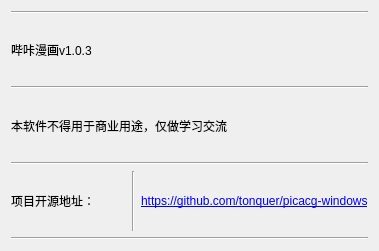
First picture: the form in ui/about.ui, repository tonquer/picacg-qt, before the edit.
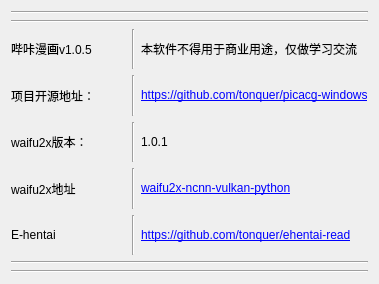
Second picture: the form after the edit.

Commit message: 更新waifu2x

Diff of the .ui file:
```diff
--- a/ui/about.ui
+++ b/ui/about.ui
@@ -7,13 +7,27 @@
     <x>0</x>
     <y>0</y>
     <width>379</width>
-    <height>251</height>
+    <height>284</height>
    </rect>
   </property>
   <property name="windowTitle">
    <string>Form</string>
   </property>
   <layout class="QGridLayout" name="gridLayout">
+   <item row="8" column="0">
+    <widget class="Line" name="line_4">
+     <property name="orientation">
+      <enum>Qt::Horizontal</enum>
+     </property>
+    </widget>
+   </item>
+   <item row="0" column="0">
+    <widget class="Line" name="line_3">
+     <property name="orientation">
+      <enum>Qt::Horizontal</enum>
+     </property>
+    </widget>
+   </item>
    <item row="2" column="0">
     <widget class="Line" name="line">
      <property name="orientation">
@@ -21,66 +35,122 @@
      </property>
     </widget>
    </item>
-   <item row="1" column="0">
-    <widget class="QLabel" name="label">
-     <property name="text">
-      <string>哔咔漫画v1.0.3</string>
-     </property>
-    </widget>
-   </item>
    <item row="5" column="0">
-    <layout class="QHBoxLayout" name="horizontalLayout">
-     <item>
+    <widget class="Line" name="line_2">
+     <property name="orientation">
+      <enum>Qt::Horizontal</enum>
+     </property>
+    </widget>
+   </item>
+   <item row="4" column="0">
+    <layout class="QGridLayout" name="gridLayout_2">
+     <item row="3" column="4">
+      <widget class="QLabel" name="label_6">
+       <property name="text">
+        <string>1.0.1</string>
+       </property>
+      </widget>
+     </item>
+     <item row="4" column="4">
+      <widget class="QLabel" name="label_8">
+       <property name="text">
+        <string>&lt;a href=&quot;https://github.com/tonquer/waifu2x-ncnn-vulkan-python&quot;&gt; waifu2x-ncnn-vulkan-python&lt;/a&gt;</string>
+       </property>
+      </widget>
+     </item>
+     <item row="5" column="1">
+      <widget class="Line" name="line_8">
+       <property name="orientation">
+        <enum>Qt::Vertical</enum>
+       </property>
+      </widget>
+     </item>
+     <item row="1" column="4">
+      <widget class="QLabel" name="label_2">
+       <property name="text">
+        <string>本软件不得用于商业用途，仅做学习交流</string>
+       </property>
+      </widget>
+     </item>
+     <item row="4" column="1">
+      <widget class="Line" name="line_7">
+       <property name="orientation">
+        <enum>Qt::Vertical</enum>
+       </property>
+      </widget>
+     </item>
+     <item row="5" column="4">
+      <widget class="QLabel" name="label_10">
+       <property name="text">
+        <string>&lt;a href=&quot;https://github.com/tonquer/ehentai-read&quot;&gt; https://github.com/tonquer/ehentai-read&lt;/a&gt;</string>
+       </property>
+      </widget>
+     </item>
+     <item row="1" column="1">
+      <widget class="Line" name="line_9">
+       <property name="orientation">
+        <enum>Qt::Vertical</enum>
+       </property>
+      </widget>
+     </item>
+     <item row="3" column="0">
+      <widget class="QLabel" name="label_5">
+       <property name="text">
+        <string>waifu2x版本：</string>
+       </property>
+      </widget>
+     </item>
+     <item row="4" column="0">
+      <widget class="QLabel" name="label_7">
+       <property name="text">
+        <string>waifu2x地址</string>
+       </property>
+      </widget>
+     </item>
+     <item row="3" column="1">
+      <widget class="Line" name="line_6">
+       <property name="orientation">
+        <enum>Qt::Vertical</enum>
+       </property>
+      </widget>
+     </item>
+     <item row="1" column="0">
+      <widget class="QLabel" name="label">
+       <property name="text">
+        <string>哔咔漫画v1.0.5</string>
+       </property>
+      </widget>
+     </item>
+     <item row="2" column="0">
       <widget class="QLabel" name="label_4">
        <property name="text">
         <string>项目开源地址：</string>
        </property>
       </widget>
      </item>
-     <item>
-      <widget class="Line" name="line_5">
-       <property name="orientation">
-        <enum>Qt::Vertical</enum>
+     <item row="5" column="0">
+      <widget class="QLabel" name="label_9">
+       <property name="text">
+        <string>E-hentai</string>
        </property>
       </widget>
      </item>
-     <item>
+     <item row="2" column="4">
       <widget class="QLabel" name="label_3">
        <property name="text">
         <string>&lt;a href=&quot;https://github.com/tonquer/picacg-windows&quot;&gt; https://github.com/tonquer/picacg-windows&lt;/a&gt;</string>
        </property>
       </widget>
      </item>
+     <item row="2" column="1">
+      <widget class="Line" name="line_5">
+       <property name="orientation">
+        <enum>Qt::Vertical</enum>
+       </property>
+      </widget>
+     </item>
     </layout>
    </item>
-   <item row="4" column="0">
-    <widget class="Line" name="line_2">
-     <property name="orientation">
-      <enum>Qt::Horizontal</enum>
-     </property>
-    </widget>
-   </item>
-   <item row="3" column="0">
-    <widget class="QLabel" name="label_2">
-     <property name="text">
-      <string>本软件不得用于商业用途，仅做学习交流</string>
-     </property>
-    </widget>
-   </item>
-   <item row="0" column="0">
-    <widget class="Line" name="line_3">
-     <property name="orientation">
-      <enum>Qt::Horizontal</enum>
-     </property>
-    </widget>
-   </item>
-   <item row="6" column="0">
-    <widget class="Line" name="line_4">
-     <property name="orientation">
-      <enum>Qt::Horizontal</enum>
-     </property>
-    </widget>
-   </item>
   </layout>
  </widget>
  <resources/>
```
The commit also changes 15 other files.
